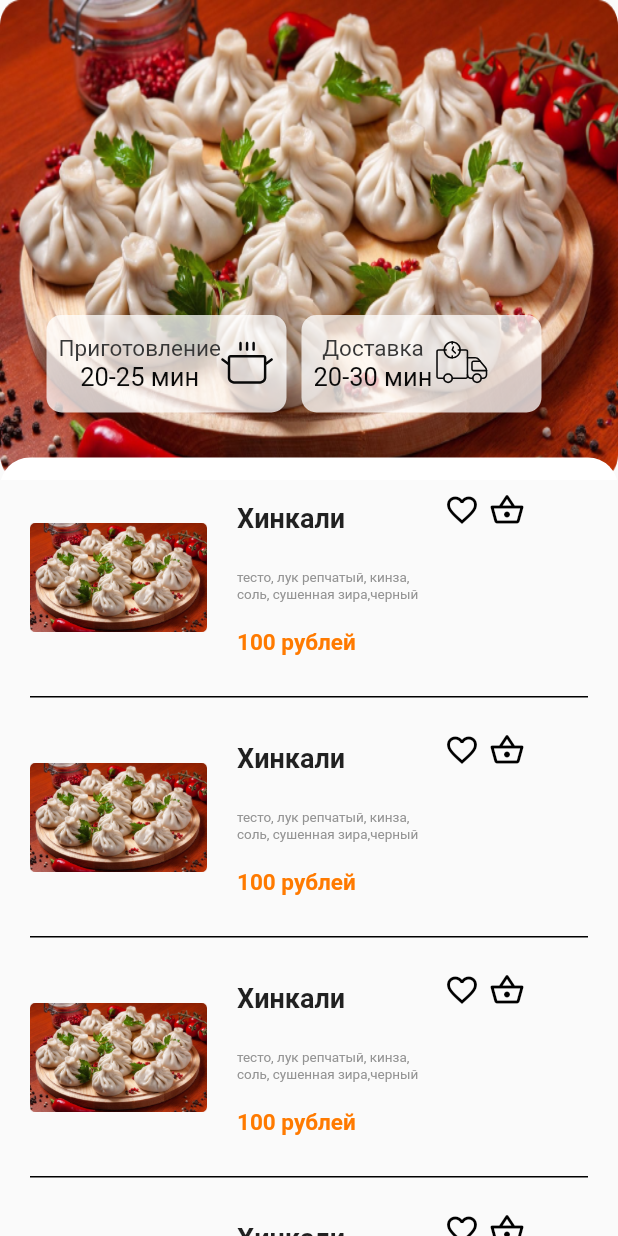
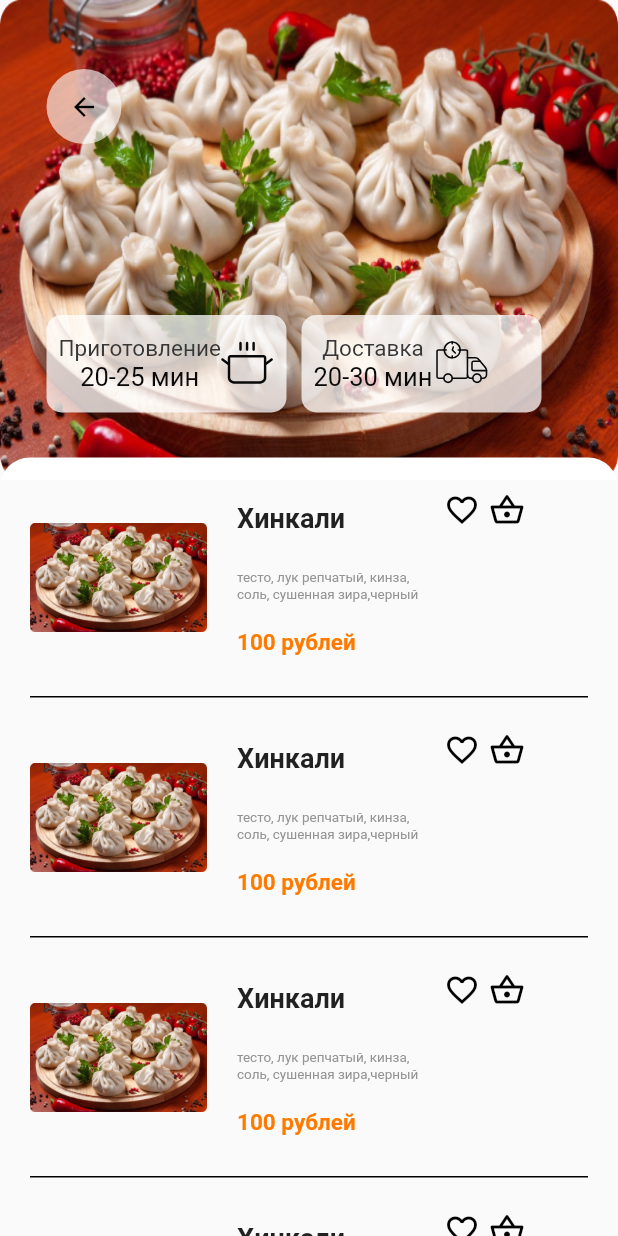
Before and after one commit to IceUnite/guga_screen, a Flutter app: the ProductSectionPage screen opened by its route, on a phone screen of 412 x 824 dp. Run offline on Flutter 3.47's test engine with Material 2 defaults, Android fonts, the phone set to English and light mode, and no system bars; our stand-ins replace flutter_riverpod, flutter_svg, freezed_annotation, riverpod; missing offline and left inert: dart:ffi.

Commit message:
Сделал стрелочку назад на каталоге

```diff
--- a/lib/product_section_page/models/product_section_page_state.dart
+++ b/lib/product_section_page/models/product_section_page_state.dart
@@ -8,6 +8,8 @@ class ProductSectionPageState with _$ProductSectionPageState {
   const factory ProductSectionPageState({
     required List<bool> isFavourite,
     required List<bool> isBasket,
+    // required List<List<bool>> isFavourite,
+    // required List<List<bool>> isBasket,
     required int selectedIndex,
   }) = _ProductSectionPageState;
 }
--- a/lib/product_section_page/product_section_page_ui.dart
+++ b/lib/product_section_page/product_section_page_ui.dart
@@ -1,5 +1,6 @@
 import 'package:flutter/material.dart';
 import 'package:flutter_riverpod/flutter_riverpod.dart';
+import 'package:flutter_svg/flutter_svg.dart';
 import 'package:guga_screen/home_page/data/catalog_product_data.dart';
 import 'package:guga_screen/home_page/manager.dart';
 import 'package:guga_screen/product_section_page/widgets/info_widget.dart';
@@ -11,8 +12,9 @@ class ProductSectionPage extends ConsumerStatefulWidget {
   @override
   ConsumerState<ProductSectionPage> createState() => _ProductSectionPageState();
 }
-List <bool> isFavourite = List.filled(10000, false);
-List <bool> isBasket = List.filled(10000, false);
+
+List<bool> isFavourite = List.filled(10000, false);
+List<bool> isBasket = List.filled(10000, false);
 
 class _ProductSectionPageState extends ConsumerState<ProductSectionPage> {
   @override
@@ -33,6 +35,26 @@ class _ProductSectionPageState extends ConsumerState<ProductSectionPage> {
                             homeManager.homePageStateHolder.catalogIndex]
                         .assetIamge,
                     fit: BoxFit.fill,
+                  ),
+                ),
+                Positioned(
+                  top: 46,
+                  left: 31,
+                  child: Container(
+                    width: 50,
+                    height: 50,
+                    decoration: BoxDecoration(
+                      borderRadius: BorderRadius.circular(25),
+                      color: const Color(0xff9EFFFFFF).withOpacity(0.62),
+                    ),
+                    child: Center(
+                      child: IconButton(
+                        icon: const Icon(Icons.arrow_back, color: Colors.black, size: 20,),
+                        onPressed: (){
+                          Navigator.pop(context);
+                        },
+                      ),
+                    ),
                   ),
                 ),
                 const Positioned(
@@ -69,14 +91,18 @@ class _ProductSectionPageState extends ConsumerState<ProductSectionPage> {
             ),
             Container(
               child: ListView.builder(
-                physics: NeverScrollableScrollPhysics(),
+                physics: const NeverScrollableScrollPhysics(),
                 shrinkWrap: true,
                 scrollDirection: Axis.vertical,
                 itemCount: 20,
                 itemBuilder: (context, int index) {
                   return ProductWidget(
-                    imageAsset: catalogProductData[homeManager.homePageStateHolder.catalogIndex].assetIamge,
-                    productName: catalogProductData[homeManager.homePageStateHolder.catalogIndex].title,
+                    imageAsset: catalogProductData[
+                            homeManager.homePageStateHolder.catalogIndex]
+                        .assetIamge,
+                    productName: catalogProductData[
+                            homeManager.homePageStateHolder.catalogIndex]
+                        .title,
                     index: index,
                     isFavourite: isFavourite,
                     isBasket: isBasket,
```
